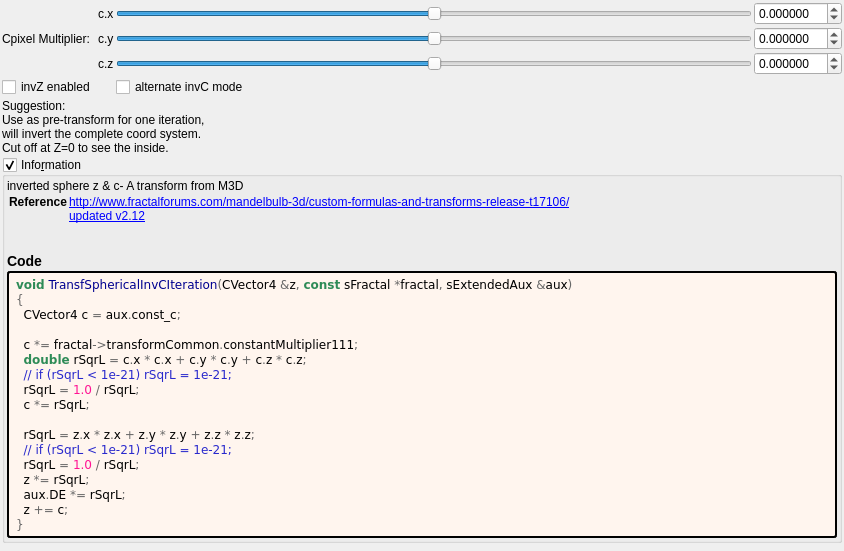
The window that mandelbulber2/formula/ui/fractal_transf_spherical_inv_c.ui (buddhi1980/mandelbulber2) describes before a commit, drawn with Qt 5.
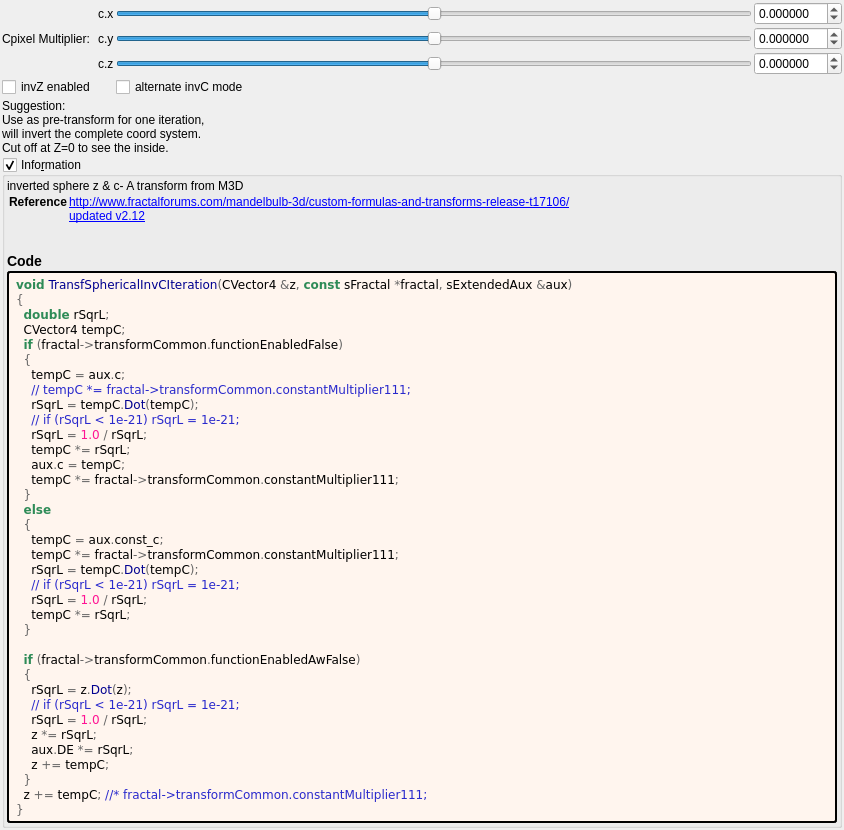
The same window after the commit. Custom widgets are drawn as their Qt base class.

Commit message:
removed "dont override"-function from formula cl files
At the time the cpp-opencl-transpiler was written, it looked like it may
not fully be able to autogenerate all opencl-formula files. This is why
a mechanism has been placed in the files, to prevent override which
would enable writing custom opencl code into the file to fix issues or
make it run faster.

Now it is clear that all formulas can be autogenerated by this
transpiler in an almost optimal way, so the custom file - function is
not needed. This is now presented in the cl file header.

The edit to the form file:
```diff
--- a/mandelbulber2/formula/ui/fractal_transf_spherical_inv_c.ui
+++ b/mandelbulber2/formula/ui/fractal_transf_spherical_inv_c.ui
@@ -307,20 +307,39 @@
          <string notr="true">&lt;body style=&quot;background-color:#fff5ee&quot;&gt;
 &lt;pre style=&quot;color:#000000; background-color:#fff5ee;  font-family:'Courier New',monospace;&quot;&gt;&lt;span style=&quot;color:#2e8b57; font-weight:bold&quot;&gt;void&lt;/span&gt; &lt;span style=&quot;color:#00008f&quot;&gt;TransfSphericalInvCIteration&lt;/span&gt;&lt;span style=&quot;color:#676767&quot;&gt;(&lt;/span&gt;CVector4 &lt;span style=&quot;color:#676767&quot;&gt;&amp;amp;&lt;/span&gt;z&lt;span style=&quot;color:#676767&quot;&gt;,&lt;/span&gt; &lt;span style=&quot;color:#2e8b57; font-weight:bold&quot;&gt;const&lt;/span&gt; sFractal &lt;span style=&quot;color:#676767&quot;&gt;*&lt;/span&gt;fractal&lt;span style=&quot;color:#676767&quot;&gt;,&lt;/span&gt; sExtendedAux &lt;span style=&quot;color:#676767&quot;&gt;&amp;amp;&lt;/span&gt;aux&lt;span style=&quot;color:#676767&quot;&gt;)&lt;/span&gt;
 &lt;span style=&quot;color:#676767&quot;&gt;{&lt;/span&gt;
-  CVector4 c &lt;span style=&quot;color:#676767&quot;&gt;=&lt;/span&gt; aux&lt;span style=&quot;color:#676767&quot;&gt;.&lt;/span&gt;const_c&lt;span style=&quot;color:#676767&quot;&gt;;&lt;/span&gt;
+  &lt;span style=&quot;color:#2e8b57; font-weight:bold&quot;&gt;double&lt;/span&gt; rSqrL&lt;span style=&quot;color:#676767&quot;&gt;;&lt;/span&gt;
+  CVector4 tempC&lt;span style=&quot;color:#676767&quot;&gt;;&lt;/span&gt;
+  &lt;span style=&quot;color:#2e8b57; font-weight:bold&quot;&gt;if&lt;/span&gt; &lt;span style=&quot;color:#676767&quot;&gt;(&lt;/span&gt;fractal&lt;span style=&quot;color:#676767&quot;&gt;-&amp;gt;&lt;/span&gt;transformCommon&lt;span style=&quot;color:#676767&quot;&gt;.&lt;/span&gt;functionEnabledFalse&lt;span style=&quot;color:#676767&quot;&gt;)&lt;/span&gt;
+  &lt;span style=&quot;color:#676767&quot;&gt;{&lt;/span&gt;
+    tempC &lt;span style=&quot;color:#676767&quot;&gt;=&lt;/span&gt; aux&lt;span style=&quot;color:#676767&quot;&gt;.&lt;/span&gt;c&lt;span style=&quot;color:#676767&quot;&gt;;&lt;/span&gt;
+    &lt;span style=&quot;color:#2929cc&quot;&gt;// tempC *= fractal-&amp;gt;transformCommon.constantMultiplier111;&lt;/span&gt;
+    rSqrL &lt;span style=&quot;color:#676767&quot;&gt;=&lt;/span&gt; tempC&lt;span style=&quot;color:#676767&quot;&gt;.&lt;/span&gt;&lt;span style=&quot;color:#00008f&quot;&gt;Dot&lt;/span&gt;&lt;span style=&quot;color:#676767&quot;&gt;(&lt;/span&gt;tempC&lt;span style=&quot;color:#676767&quot;&gt;);&lt;/span&gt;
+    &lt;span style=&quot;color:#2929cc&quot;&gt;// if (rSqrL &amp;lt; 1e-21) rSqrL = 1e-21;&lt;/span&gt;
+    rSqrL &lt;span style=&quot;color:#676767&quot;&gt;=&lt;/span&gt; &lt;span style=&quot;color:#ff1493&quot;&gt;1.0&lt;/span&gt; &lt;span style=&quot;color:#676767&quot;&gt;/&lt;/span&gt; rSqrL&lt;span style=&quot;color:#676767&quot;&gt;;&lt;/span&gt;
+    tempC &lt;span style=&quot;color:#676767&quot;&gt;*=&lt;/span&gt; rSqrL&lt;span style=&quot;color:#676767&quot;&gt;;&lt;/span&gt;
+    aux&lt;span style=&quot;color:#676767&quot;&gt;.&lt;/span&gt;c &lt;span style=&quot;color:#676767&quot;&gt;=&lt;/span&gt; tempC&lt;span style=&quot;color:#676767&quot;&gt;;&lt;/span&gt;
+    tempC &lt;span style=&quot;color:#676767&quot;&gt;*=&lt;/span&gt; fractal&lt;span style=&quot;color:#676767&quot;&gt;-&amp;gt;&lt;/span&gt;transformCommon&lt;span style=&quot;color:#676767&quot;&gt;.&lt;/span&gt;constantMultiplier111&lt;span style=&quot;color:#676767&quot;&gt;;&lt;/span&gt;
+  &lt;span style=&quot;color:#676767&quot;&gt;}&lt;/span&gt;
+  &lt;span style=&quot;color:#2e8b57; font-weight:bold&quot;&gt;else&lt;/span&gt;
+  &lt;span style=&quot;color:#676767&quot;&gt;{&lt;/span&gt;
+    tempC &lt;span style=&quot;color:#676767&quot;&gt;=&lt;/span&gt; aux&lt;span style=&quot;color:#676767&quot;&gt;.&lt;/span&gt;const_c&lt;span style=&quot;color:#676767&quot;&gt;;&lt;/span&gt;
+    tempC &lt;span style=&quot;color:#676767&quot;&gt;*=&lt;/span&gt; fractal&lt;span style=&quot;color:#676767&quot;&gt;-&amp;gt;&lt;/span&gt;transformCommon&lt;span style=&quot;color:#676767&quot;&gt;.&lt;/span&gt;constantMultiplier111&lt;span style=&quot;color:#676767&quot;&gt;;&lt;/span&gt;
+    rSqrL &lt;span style=&quot;color:#676767&quot;&gt;=&lt;/span&gt; tempC&lt;span style=&quot;color:#676767&quot;&gt;.&lt;/span&gt;&lt;span style=&quot;color:#00008f&quot;&gt;Dot&lt;/span&gt;&lt;span style=&quot;color:#676767&quot;&gt;(&lt;/span&gt;tempC&lt;span style=&quot;color:#676767&quot;&gt;);&lt;/span&gt;
+    &lt;span style=&quot;color:#2929cc&quot;&gt;// if (rSqrL &amp;lt; 1e-21) rSqrL = 1e-21;&lt;/span&gt;
+    rSqrL &lt;span style=&quot;color:#676767&quot;&gt;=&lt;/span&gt; &lt;span style=&quot;color:#ff1493&quot;&gt;1.0&lt;/span&gt; &lt;span style=&quot;color:#676767&quot;&gt;/&lt;/span&gt; rSqrL&lt;span style=&quot;color:#676767&quot;&gt;;&lt;/span&gt;
+    tempC &lt;span style=&quot;color:#676767&quot;&gt;*=&lt;/span&gt; rSqrL&lt;span style=&quot;color:#676767&quot;&gt;;&lt;/span&gt;
+  &lt;span style=&quot;color:#676767&quot;&gt;}&lt;/span&gt;
 
-  c &lt;span style=&quot;color:#676767&quot;&gt;*=&lt;/span&gt; fractal&lt;span style=&quot;color:#676767&quot;&gt;-&amp;gt;&lt;/span&gt;transformCommon&lt;span style=&quot;color:#676767&quot;&gt;.&lt;/span&gt;constantMultiplier111&lt;span style=&quot;color:#676767&quot;&gt;;&lt;/span&gt;
-  &lt;span style=&quot;color:#2e8b57; font-weight:bold&quot;&gt;double&lt;/span&gt; rSqrL &lt;span style=&quot;color:#676767&quot;&gt;=&lt;/span&gt; c&lt;span style=&quot;color:#676767&quot;&gt;.&lt;/span&gt;x &lt;span style=&quot;color:#676767&quot;&gt;*&lt;/span&gt; c&lt;span style=&quot;color:#676767&quot;&gt;.&lt;/span&gt;x &lt;span style=&quot;color:#676767&quot;&gt;+&lt;/span&gt; c&lt;span style=&quot;color:#676767&quot;&gt;.&lt;/span&gt;y &lt;span style=&quot;color:#676767&quot;&gt;*&lt;/span&gt; c&lt;span style=&quot;color:#676767&quot;&gt;.&lt;/span&gt;y &lt;span style=&quot;color:#676767&quot;&gt;+&lt;/span&gt; c&lt;span style=&quot;color:#676767&quot;&gt;.&lt;/span&gt;z &lt;span style=&quot;color:#676767&quot;&gt;*&lt;/span&gt; c&lt;span style=&quot;color:#676767&quot;&gt;.&lt;/span&gt;z&lt;span style=&quot;color:#676767&quot;&gt;;&lt;/span&gt;
-  &lt;span style=&quot;color:#2929cc&quot;&gt;// if (rSqrL &amp;lt; 1e-21) rSqrL = 1e-21;&lt;/span&gt;
-  rSqrL &lt;span style=&quot;color:#676767&quot;&gt;=&lt;/span&gt; &lt;span style=&quot;color:#ff1493&quot;&gt;1.0&lt;/span&gt; &lt;span style=&quot;color:#676767&quot;&gt;/&lt;/span&gt; rSqrL&lt;span style=&quot;color:#676767&quot;&gt;;&lt;/span&gt;
-  c &lt;span style=&quot;color:#676767&quot;&gt;*=&lt;/span&gt; rSqrL&lt;span style=&quot;color:#676767&quot;&gt;;&lt;/span&gt;
-
-  rSqrL &lt;span style=&quot;color:#676767&quot;&gt;=&lt;/span&gt; z&lt;span style=&quot;color:#676767&quot;&gt;.&lt;/span&gt;x &lt;span style=&quot;color:#676767&quot;&gt;*&lt;/span&gt; z&lt;span style=&quot;color:#676767&quot;&gt;.&lt;/span&gt;x &lt;span style=&quot;color:#676767&quot;&gt;+&lt;/span&gt; z&lt;span style=&quot;color:#676767&quot;&gt;.&lt;/span&gt;y &lt;span style=&quot;color:#676767&quot;&gt;*&lt;/span&gt; z&lt;span style=&quot;color:#676767&quot;&gt;.&lt;/span&gt;y &lt;span style=&quot;color:#676767&quot;&gt;+&lt;/span&gt; z&lt;span style=&quot;color:#676767&quot;&gt;.&lt;/span&gt;z &lt;span style=&quot;color:#676767&quot;&gt;*&lt;/span&gt; z&lt;span style=&quot;color:#676767&quot;&gt;.&lt;/span&gt;z&lt;span style=&quot;color:#676767&quot;&gt;;&lt;/span&gt;
-  &lt;span style=&quot;color:#2929cc&quot;&gt;// if (rSqrL &amp;lt; 1e-21) rSqrL = 1e-21;&lt;/span&gt;
-  rSqrL &lt;span style=&quot;color:#676767&quot;&gt;=&lt;/span&gt; &lt;span style=&quot;color:#ff1493&quot;&gt;1.0&lt;/span&gt; &lt;span style=&quot;color:#676767&quot;&gt;/&lt;/span&gt; rSqrL&lt;span style=&quot;color:#676767&quot;&gt;;&lt;/span&gt;
-  z &lt;span style=&quot;color:#676767&quot;&gt;*=&lt;/span&gt; rSqrL&lt;span style=&quot;color:#676767&quot;&gt;;&lt;/span&gt;
-  aux&lt;span style=&quot;color:#676767&quot;&gt;.&lt;/span&gt;DE &lt;span style=&quot;color:#676767&quot;&gt;*=&lt;/span&gt; rSqrL&lt;span style=&quot;color:#676767&quot;&gt;;&lt;/span&gt;
-  z &lt;span style=&quot;color:#676767&quot;&gt;+=&lt;/span&gt; c&lt;span style=&quot;color:#676767&quot;&gt;;&lt;/span&gt;
+  &lt;span style=&quot;color:#2e8b57; font-weight:bold&quot;&gt;if&lt;/span&gt; &lt;span style=&quot;color:#676767&quot;&gt;(&lt;/span&gt;fractal&lt;span style=&quot;color:#676767&quot;&gt;-&amp;gt;&lt;/span&gt;transformCommon&lt;span style=&quot;color:#676767&quot;&gt;.&lt;/span&gt;functionEnabledAwFalse&lt;span style=&quot;color:#676767&quot;&gt;)&lt;/span&gt;
+  &lt;span style=&quot;color:#676767&quot;&gt;{&lt;/span&gt;
+    rSqrL &lt;span style=&quot;color:#676767&quot;&gt;=&lt;/span&gt; z&lt;span style=&quot;color:#676767&quot;&gt;.&lt;/span&gt;&lt;span style=&quot;color:#00008f&quot;&gt;Dot&lt;/span&gt;&lt;span style=&quot;color:#676767&quot;&gt;(&lt;/span&gt;z&lt;span style=&quot;color:#676767&quot;&gt;);&lt;/span&gt;
+    &lt;span style=&quot;color:#2929cc&quot;&gt;// if (rSqrL &amp;lt; 1e-21) rSqrL = 1e-21;&lt;/span&gt;
+    rSqrL &lt;span style=&quot;color:#676767&quot;&gt;=&lt;/span&gt; &lt;span style=&quot;color:#ff1493&quot;&gt;1.0&lt;/span&gt; &lt;span style=&quot;color:#676767&quot;&gt;/&lt;/span&gt; rSqrL&lt;span style=&quot;color:#676767&quot;&gt;;&lt;/span&gt;
+    z &lt;span style=&quot;color:#676767&quot;&gt;*=&lt;/span&gt; rSqrL&lt;span style=&quot;color:#676767&quot;&gt;;&lt;/span&gt;
+    aux&lt;span style=&quot;color:#676767&quot;&gt;.&lt;/span&gt;DE &lt;span style=&quot;color:#676767&quot;&gt;*=&lt;/span&gt; rSqrL&lt;span style=&quot;color:#676767&quot;&gt;;&lt;/span&gt;
+    z &lt;span style=&quot;color:#676767&quot;&gt;+=&lt;/span&gt; tempC&lt;span style=&quot;color:#676767&quot;&gt;;&lt;/span&gt;
+  &lt;span style=&quot;color:#676767&quot;&gt;}&lt;/span&gt;
+  z &lt;span style=&quot;color:#676767&quot;&gt;+=&lt;/span&gt; tempC&lt;span style=&quot;color:#676767&quot;&gt;;&lt;/span&gt; &lt;span style=&quot;color:#2929cc&quot;&gt;//* fractal-&amp;gt;transformCommon.constantMultiplier111;&lt;/span&gt;
 &lt;span style=&quot;color:#676767&quot;&gt;}&lt;/span&gt;
 &lt;/pre&gt;
 &lt;/body&gt;</string>
```
Left out of the diff: 2 changed lines with no effect on the pictures. The commit also changes 178 other files.
